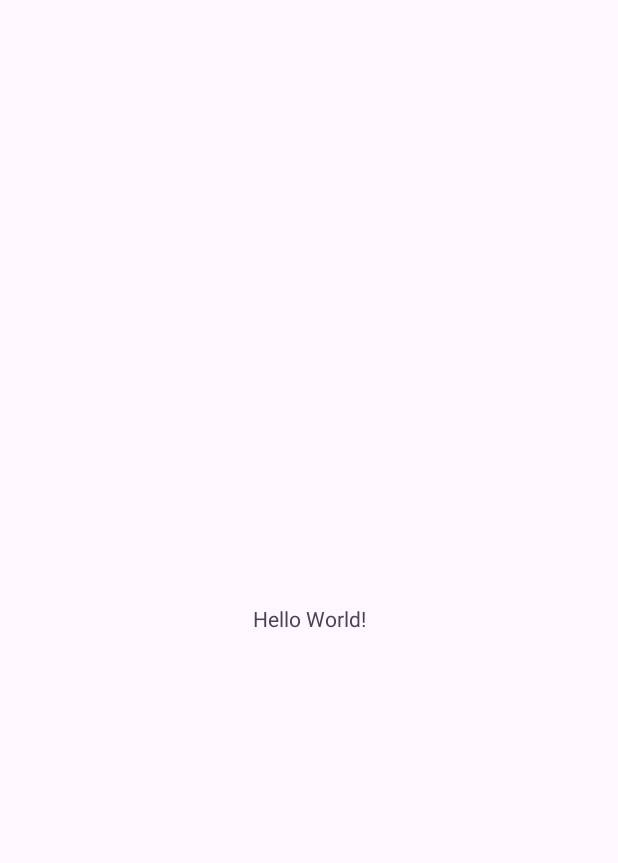
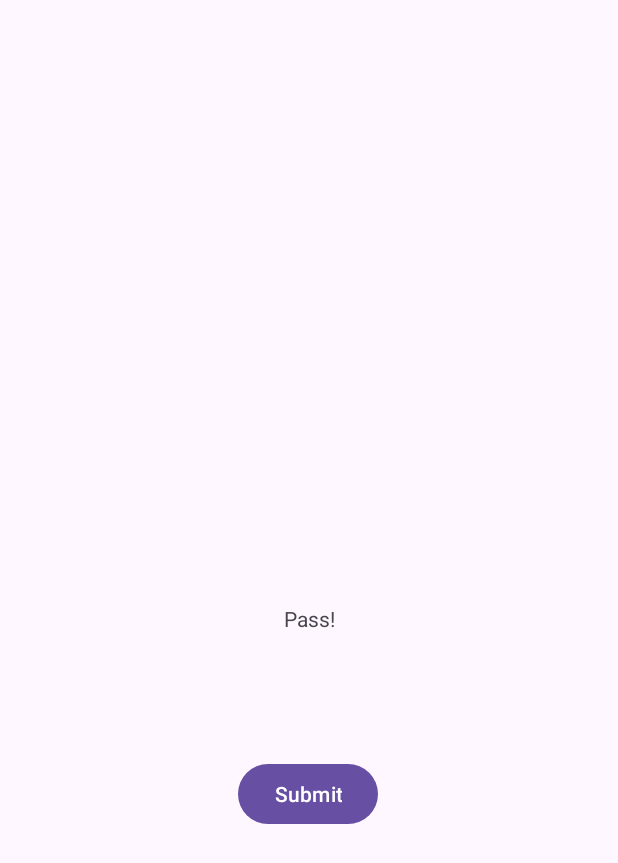
Before and after one commit to seanh18/helloworld2, an Android app: the screen it shows after launch (MainActivity), on a phone screen of 412 x 824 dp. Before the commit the part shown is almost empty. Shown: the top 863 px of the screen. Run offline under Robolectric (Android 15) with nearby library versions, the phone set to English and light mode, and no system bars.

Commit message:
Added button

```diff
--- a/app/src/main/java/com/cs407/helloworld2/MainActivity.java
+++ b/app/src/main/java/com/cs407/helloworld2/MainActivity.java
@@ -5,7 +5,7 @@ import androidx.appcompat.app.AppCompatActivity;
 import android.os.Bundle;
 
 public class MainActivity extends AppCompatActivity {
-
+    int i = 0;
     @Override
     protected void onCreate(Bundle savedInstanceState) {
         super.onCreate(savedInstanceState);
--- a/app/src/main/res/layout/activity_main.xml
+++ b/app/src/main/res/layout/activity_main.xml
@@ -7,12 +7,27 @@
     tools:context=".MainActivity">
 
     <TextView
+        android:id="@+id/textView"
         android:layout_width="wrap_content"
         android:layout_height="wrap_content"
-        android:text="Hello World!"
+        android:text="Pass!"
         app:layout_constraintBottom_toBottomOf="parent"
         app:layout_constraintEnd_toEndOf="parent"
         app:layout_constraintStart_toStartOf="parent"
         app:layout_constraintTop_toTopOf="parent" />
 
+    <Button
+        android:id="@+id/button"
+        android:layout_width="wrap_content"
+        android:layout_height="wrap_content"
+        android:layout_marginStart="159dp"
+        android:layout_marginTop="60dp"
+        android:layout_marginEnd="161dp"
+        android:layout_marginBottom="248dp"
+        android:text="Submit"
+        app:layout_constraintBottom_toBottomOf="parent"
+        app:layout_constraintEnd_toEndOf="parent"
+        app:layout_constraintStart_toStartOf="parent"
+        app:layout_constraintTop_toBottomOf="@+id/textView" />
+
 </androidx.constraintlayout.widget.ConstraintLayout>
```
